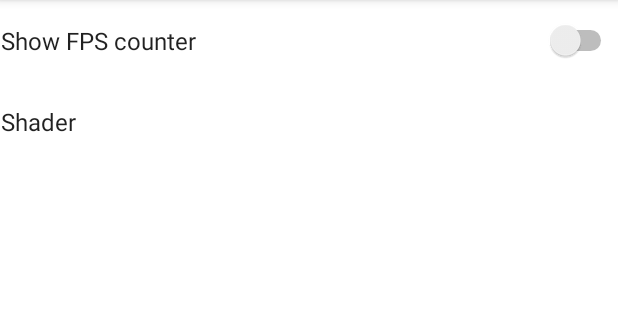
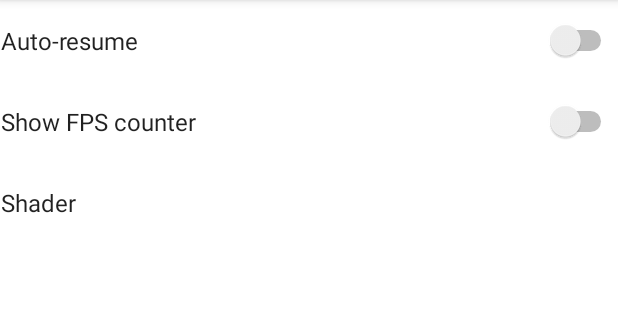
Before and after one commit to philj56/gbcc-android, an Android app: the SettingsFragment screen opened directly, with no data from a screen before it, on a phone screen of 412 x 824 dp, the part 84-404 px from its top. Run offline under Robolectric (Android 15) with nearby library versions, the phone set to English and light mode, and no system bars; our stand-ins replace androidx.preference.

Commit message:
Add autoresume toggle.

```diff
--- a/app/src/main/res/xml/preferences.xml
+++ b/app/src/main/res/xml/preferences.xml
@@ -2,6 +2,12 @@
 <PreferenceScreen xmlns:android="http://schemas.android.com/apk/res/android"
     xmlns:app="http://schemas.android.com/apk/res-auto"
     android:padding="0dp">
+
+    <SwitchPreference
+        app:defaultValue="false"
+        app:iconSpaceReserved="false"
+        app:key="auto_resume"
+        app:title="Auto-resume" />
 
     <SwitchPreference
         app:defaultValue="false"
```
Also changed, not shown: app/src/main/java/com/philj56/gbcc/GLActivity.kt (+6 -8 lines), 1 other file.
